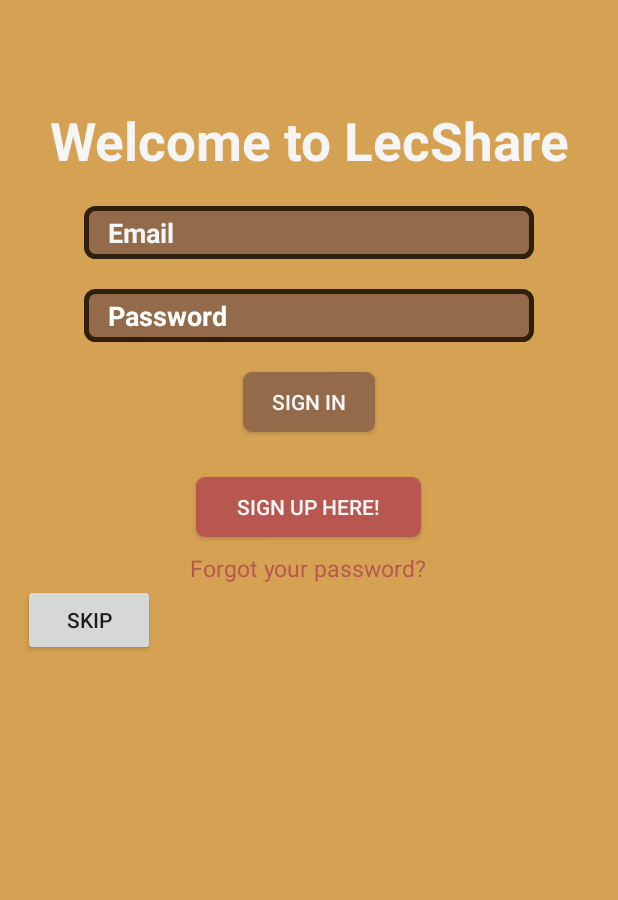
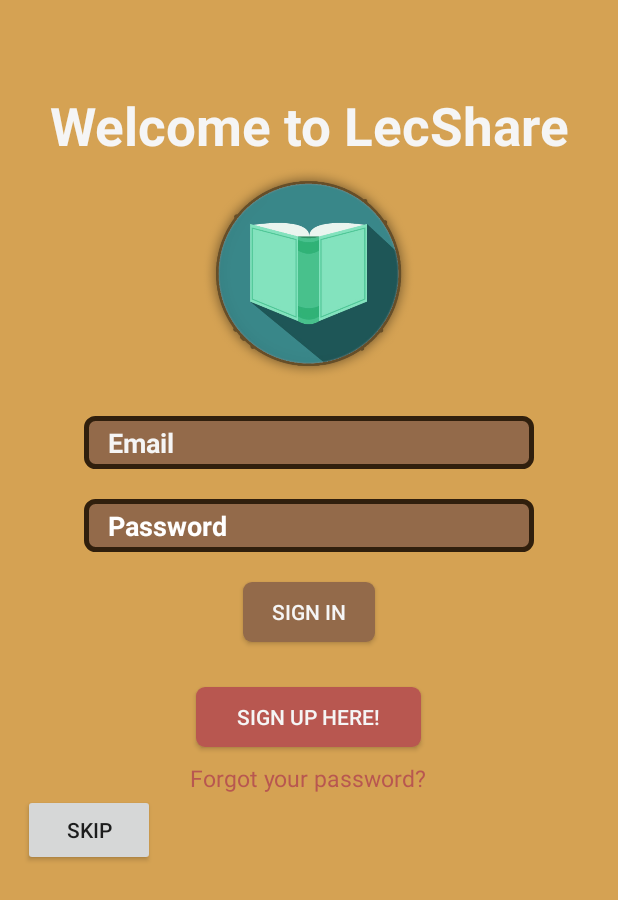
Before and after one commit to mickey0142/LecShare, an Android app: the screen it shows after launch (MainActivity), on a phone screen of 412 x 824 dp. Shown: the top 900 px of the screen. Run offline under Robolectric (Android 15) with nearby library versions, the phone set to English and light mode, and no system bars; our stand-ins replace Firebase (no records; nobody signed in at launch, a user with empty details on screens opened directly).

Commit message:
add logo

```diff
--- a/app/src/main/AndroidManifest.xml
+++ b/app/src/main/AndroidManifest.xml
@@ -6,7 +6,7 @@
     <uses-permission android:name="android.permission.WRITE_EXTERNAL_STORAGE"/>
     <application
         android:allowBackup="true"
-        android:icon="@mipmap/ic_launcher"
+        android:icon="@drawable/logo"
         android:label="@string/app_name"
         android:roundIcon="@mipmap/ic_launcher_round"
         android:supportsRtl="true"
--- a/app/src/main/res/layout/fragment_login.xml
+++ b/app/src/main/res/layout/fragment_login.xml
@@ -29,14 +29,18 @@
                 android:layout_width="match_parent"
                 android:layout_height="wrap_content"
                 android:layout_gravity="center_horizontal"
-                android:layout_marginTop="30dp"
+                android:layout_marginTop="20dp"
                 android:hint="@string/welcome"
                 android:textAlignment="center"
                 android:textColorHint="#F5F5F5"
                 android:textSize="35sp"
                 android:textStyle="bold"
                 />
-
+            <ImageView
+                android:layout_gravity="center"
+                android:layout_width="150dp"
+                android:layout_height="150dp"
+                android:src="@drawable/logo"/>
             <EditText
                 android:id="@+id/login_email"
                 android:layout_width="300dp"
```
Also changed, not shown: app/src/main/res/drawable-mdpi/logo.png (added).
